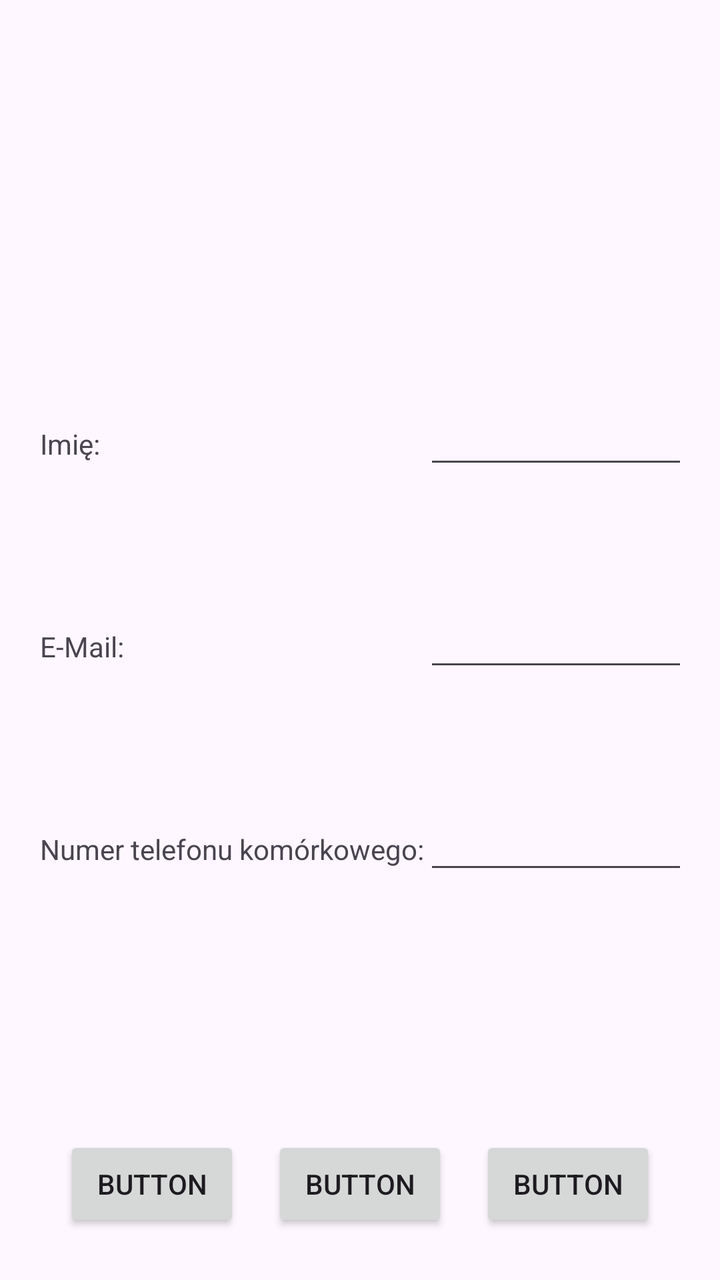
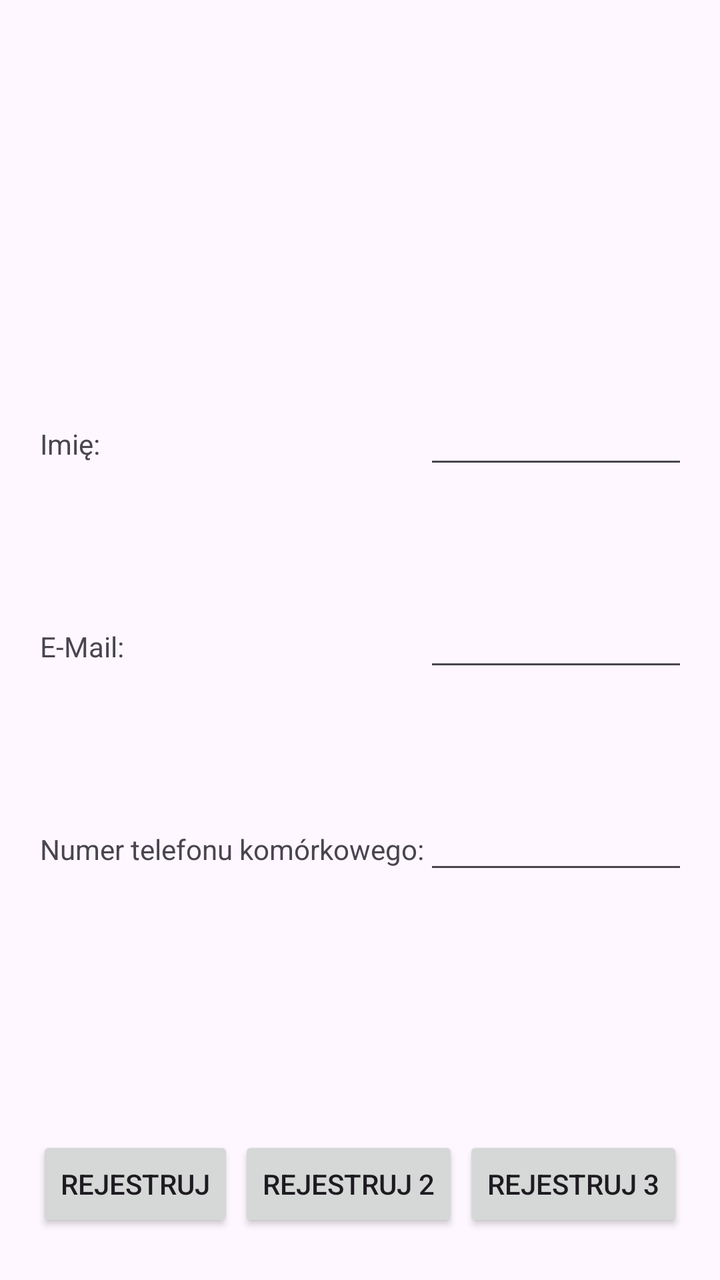

Compare the two renders of this Android layout. The source of the first and the diff that turns it into the second are given below.
<!-- AndroidManifest.xml: application theme Theme.FormularzZBariera -->
<!-- res/layout/activity_main.xml -->
<?xml version="1.0" encoding="utf-8"?>
<androidx.constraintlayout.widget.ConstraintLayout xmlns:android="http://schemas.android.com/apk/res/android"
    xmlns:app="http://schemas.android.com/apk/res-auto"
    xmlns:tools="http://schemas.android.com/tools"
    android:id="@+id/main"
    android:layout_width="match_parent"
    android:layout_height="match_parent"
    android:padding="16dp"
    tools:context=".MainActivity">

    <EditText
        android:id="@+id/etEmail"
        android:layout_width="0dp"
        android:layout_height="wrap_content"
        android:ems="10"
        android:inputType="textEmailAddress"
        app:layout_constraintBottom_toBottomOf="parent"
        app:layout_constraintEnd_toEndOf="parent"
        app:layout_constraintTop_toTopOf="parent"
        app:layout_constraintStart_toEndOf="@id/barrierLabels"/>

    <EditText
        android:id="@+id/etName"
        android:layout_width="0dp"
        android:layout_height="wrap_content"
        android:layout_marginBottom="60dp"
        android:ems="10"
        android:inputType="text"
        app:layout_constraintBottom_toTopOf="@+id/etEmail"
        app:layout_constraintEnd_toEndOf="parent"
        app:layout_constraintStart_toEndOf="@id/barrierLabels"/>

    <EditText
        android:id="@+id/etPhoneNumber"
        android:layout_width="0dp"
        android:layout_height="wrap_content"
        android:layout_marginTop="60dp"
        android:ems="10"
        android:inputType="phone"
        app:layout_constraintEnd_toEndOf="parent"
        app:layout_constraintTop_toBottomOf="@+id/etEmail"
        app:layout_constraintStart_toEndOf="@id/barrierLabels"/>


    <TextView
        android:id="@+id/tvEmail"
        android:layout_width="wrap_content"
        android:layout_height="wrap_content"
        android:layout_marginStart="4dp"
        android:text="@string/tv_email"
        app:layout_constraintBaseline_toBaselineOf="@id/etEmail"
        app:layout_constraintBottom_toBottomOf="parent"
        app:layout_constraintStart_toStartOf="parent"
        app:layout_constraintTop_toTopOf="parent" />

    <TextView
        android:id="@+id/tvName"
        android:layout_width="wrap_content"
        android:layout_height="wrap_content"
        android:layout_marginStart="4dp"
        android:layout_marginBottom="84dp"
        android:text="@string/tv_name"
        app:layout_constraintBaseline_toBaselineOf="@id/etName"
        app:layout_constraintBottom_toTopOf="@+id/tvEmail"
        app:layout_constraintStart_toStartOf="parent" />

    <TextView
        android:id="@+id/tvPhoneNumber"
        android:layout_width="wrap_content"
        android:layout_height="wrap_content"
        android:layout_marginStart="4dp"
        android:layout_marginTop="84dp"
        android:text="@string/tv_phone_number"
        app:layout_constraintBaseline_toBaselineOf="@id/etPhoneNumber"
        app:layout_constraintStart_toStartOf="parent"
        app:layout_constraintTop_toBottomOf="@+id/tvEmail" />

    <androidx.constraintlayout.widget.Barrier
        android:id="@+id/barrierLabels"
        android:layout_width="wrap_content"
        android:layout_height="wrap_content"
        app:barrierDirection="end"
        app:constraint_referenced_ids="tvEmail,tvName,tvPhoneNumber" />

    <Button
        android:id="@+id/btnChain1"
        android:layout_width="wrap_content"
        android:layout_height="wrap_content"
        android:layout_marginBottom="8dp"
        android:text="Button"
        app:layout_constraintHorizontal_chainStyle="spread"
        app:layout_constraintBottom_toBottomOf="parent"
        app:layout_constraintEnd_toStartOf="@+id/btnChain2"
        app:layout_constraintStart_toStartOf="parent" />

    <Button
        android:id="@+id/btnChain2"
        android:layout_width="wrap_content"
        android:layout_height="wrap_content"
        android:layout_marginBottom="8dp"
        android:text="Button"
        app:layout_constraintBottom_toBottomOf="parent"
        app:layout_constraintEnd_toStartOf="@+id/btnChain3"
        app:layout_constraintStart_toEndOf="@id/btnChain1" />

    <Button
        android:id="@+id/btnChain3"
        android:layout_width="wrap_content"
        android:layout_height="wrap_content"
        android:layout_marginBottom="8dp"
        android:text="Button"
        app:layout_constraintBottom_toBottomOf="parent"
        app:layout_constraintEnd_toEndOf="parent"
        app:layout_constraintStart_toEndOf="@id/btnChain2" />
</androidx.constraintlayout.widget.ConstraintLayout>
<!-- resources referenced by this layout -->
<resources>
  <string name="tv_email">E-Mail: </string>
  <string name="tv_name">Imię: </string>
  <string name="tv_phone_number">Numer telefonu komórkowego: </string>
  <style name="Theme.FormularzZBariera" parent="Base.Theme.FormularzZBariera" />
  <style name="Base.Theme.FormularzZBariera" parent="Theme.Material3.DayNight.NoActionBar">
          
          
      </style>
</resources>

<!-- the commit's change to res/layout/activity_main.xml (unified diff, before → after) -->
@@ -87,7 +87,7 @@
         android:layout_width="wrap_content"
         android:layout_height="wrap_content"
         android:layout_marginBottom="8dp"
-        android:text="Button"
+        android:text="@string/btn_chain_1"
         app:layout_constraintHorizontal_chainStyle="spread"
         app:layout_constraintBottom_toBottomOf="parent"
         app:layout_constraintEnd_toStartOf="@+id/btnChain2"
@@ -98,7 +98,7 @@
         android:layout_width="wrap_content"
         android:layout_height="wrap_content"
         android:layout_marginBottom="8dp"
-        android:text="Button"
+        android:text="@string/btn_chain_2"
         app:layout_constraintBottom_toBottomOf="parent"
         app:layout_constraintEnd_toStartOf="@+id/btnChain3"
         app:layout_constraintStart_toEndOf="@id/btnChain1" />
@@ -108,7 +108,7 @@
         android:layout_width="wrap_content"
         android:layout_height="wrap_content"
         android:layout_marginBottom="8dp"
-        android:text="Button"
+        android:text="@string/btn_chain_3"
         app:layout_constraintBottom_toBottomOf="parent"
         app:layout_constraintEnd_toEndOf="parent"
         app:layout_constraintStart_toEndOf="@id/btnChain2" />
<!-- resource entries referenced after the edit -->
@@ -1,5 +1,8 @@
 <!-- resources referenced by this layout -->
 <resources>
+  <string name="btn_chain_1">Rejestruj</string>
+  <string name="btn_chain_2">Rejestruj 2</string>
+  <string name="btn_chain_3">Rejestruj 3</string>
   <string name="tv_email">E-Mail: </string>
   <string name="tv_name">Imię: </string>
   <string name="tv_phone_number">Numer telefonu komórkowego: </string>
